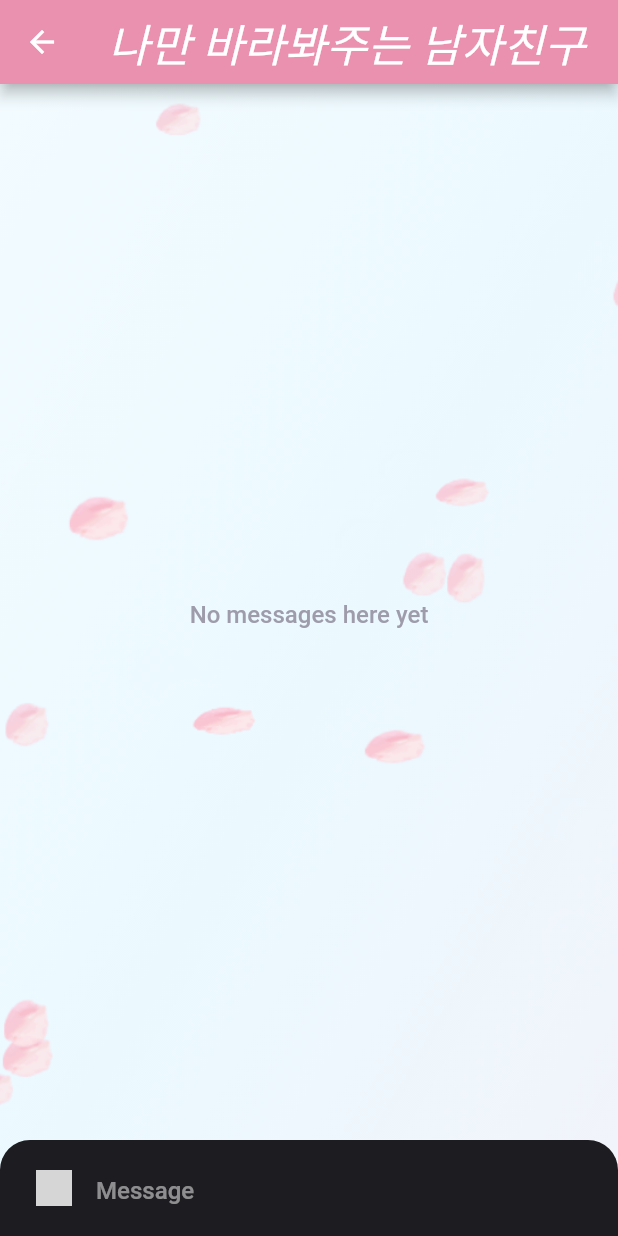
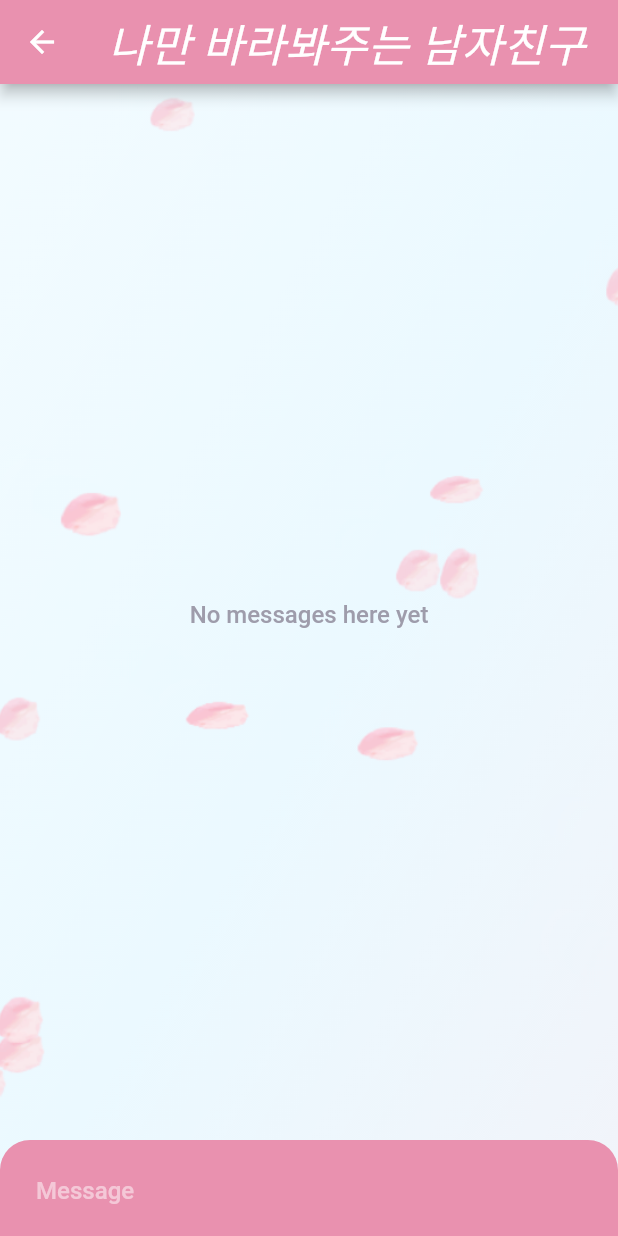
Before and after one commit to goldsergeant/girlfriend_gpt-by-flutter, a Flutter app: the screen it shows once a user with an empty profile is signed in, after a tap on "나만 바라봐주는 남자친구", on a phone screen of 412 x 824 dp. Run offline on Flutter 3.47's test engine with Material 2 defaults, Android fonts, the light colour scheme and no system bars; our stand-ins replace cloud_firestore, email_validator, file_picker, firebase_auth, firebase_core, flutter_chat_types and 7 more; missing offline and left inert: dart_openai; accounts and stored records are empty; grey boxes are pictures that could not be loaded.

Commit message:
feat: UI of boyfriend_page and boyfriend_chat_page

```diff
--- a/lib/main.dart
+++ b/lib/main.dart
@@ -1,13 +1,15 @@
 import 'package:flutter/material.dart';
 import 'package:firebase_core/firebase_core.dart';
-import 'package:girlfriend_gpt/firebase_service.dart';
+import 'package:girlfriend_gpt/services/firebase_service.dart';
 import 'package:girlfriend_gpt/page/landing.dart';
-import 'package:girlfriend_gpt/secure_storage_service.dart';
+import 'package:girlfriend_gpt/services/secure_storage_service.dart';
+import 'env/env.dart';
 import 'firebase_options.dart';
-import 'package:firebase_auth/firebase_auth.dart';
+import 'package:dart_openai/dart_openai.dart';
 
 final navigatorKey = GlobalKey<NavigatorState>();
 Future<void> main() async {
+  OpenAI.apiKey = Env.apiKey;
   WidgetsFlutterBinding.ensureInitialized();
   // await Firebase.initializeApp();
   await Firebase.initializeApp(
@@ -38,6 +40,7 @@
         colorScheme: ColorScheme.fromSwatch().copyWith(
           primary: mainColor,
         ),
+        primaryColor: mainColor,
         scaffoldBackgroundColor: Colors.transparent,
         textTheme: TextTheme(
           // displayLarge: TextStyle(fontSize: 72, fontWeight: FontWeight.bold),
@@ -46,7 +49,7 @@
         ),
       ),
       home: const LandingPage(),
-      debugShowCheckedModeBanner: true,
+      debugShowCheckedModeBanner: false,
     );
   }
 }
--- a/lib/model/chat_gpt/response/gpt_response.dart
+++ b/lib/model/chat_gpt/response/gpt_response.dart
@@ -1,3 +1,7 @@
+import 'package:girlfriend_gpt/model/chat_gpt/response/usage.dart';
+
+import 'choices.dart';
+
 class GptResponse {
   String? id;
   String? object;
--- a/lib/page/botfriend_chat.dart
+++ /dev/null
@@ -1,227 +0,0 @@
-import 'package:flutter/material.dart';
-import 'package:flutter_chat_types/flutter_chat_types.dart' as types;
-import 'package:flutter_chat_ui/flutter_chat_ui.dart';
-
-import '../firebase_service.dart';
-
-class BoyfriendChatPage extends StatefulWidget {
-  String title;
-  BoyfriendChatPage({super.key, required this.title});
-
-  @override
-  State<BoyfriendChatPage> createState() => _BoyfriendChatPageState();
-}
-
-class _BoyfriendChatPageState extends State<BoyfriendChatPage> {
-  List<types.Message> _messages = [];
-  final _user = const types.User(
-    id: '82091008-a484-4a89-ae75-a22bf8d6f3ac',
-  );
-
-  @override
-  void initState() {
-    super.initState();
-    // _loadMessages();
-  }
-
-  void _addMessage(types.Message message) {
-    setState(() {
-      _messages.insert(0, message);
-    });
-  }
-
-  void _handleAttachmentPressed() {
-    showModalBottomSheet<void>(
-      context: context,
-      builder: (BuildContext context) => SafeArea(
-        child: SizedBox(
-          height: 144,
-          child: Column(
-            crossAxisAlignment: CrossAxisAlignment.stretch,
-            children: <Widget>[
-              TextButton(
-                onPressed: () {
-                  Navigator.pop(context);
-                  // _handleImageSelection();
-                },
-                child: const Align(
-                  alignment: AlignmentDirectional.centerStart,
-                  child: Text('Photo'),
-                ),
-              ),
-              TextButton(
-                onPressed: () {
-                  Navigator.pop(context);
-                  // _handleFileSelection();
-                },
-                child: const Align(
-                  alignment: AlignmentDirectional.centerStart,
-                  child: Text('File'),
-                ),
-              ),
-              TextButton(
-                onPressed: () => Navigator.pop(context),
-                child: const Align(
-                  alignment: AlignmentDirectional.centerStart,
-                  child: Text('Cancel'),
-                ),
-              ),
-            ],
-          ),
-        ),
-      ),
-    );
-  }
-
-  // void _handleFileSelection() async {
-  //   final result = await FilePicker.platform.pickFiles(
-  //     type: FileType.any,
-  //   );
-
-  //   if (result != null && result.files.single.path != null) {
-  //     final message = types.FileMessage(
-  //       author: _user,
-  //       createdAt: DateTime.now().millisecondsSinceEpoch,
-  //       id: const Uuid().v4(),
-  //       mimeType: lookupMimeType(result.files.single.path!),
-  //       name: result.files.single.name,
-  //       size: result.files.single.size,
-  //       uri: result.files.single.path!,
-  //     );
-
-  //     _addMessage(message);
-  //   }
-  // }
-
-  // void _handleImageSelection() async {
-  //   final result = await ImagePicker().pickImage(
-  //     imageQuality: 70,
-  //     maxWidth: 1440,
-  //     source: ImageSource.gallery,
-  //   );
-
-  //   if (result != null) {
-  //     final bytes = await result.readAsBytes();
-  //     final image = await decodeImageFromList(bytes);
-
-  //     final message = types.ImageMessage(
-  //       author: _user,
-  //       createdAt: DateTime.now().millisecondsSinceEpoch,
-  //       height: image.height.toDouble(),
-  //       id: const Uuid().v4(),
-  //       name: result.name,
-  //       size: bytes.length,
-  //       uri: result.path,
-  //       width: image.width.toDouble(),
-  //     );
-
-  //     _addMessage(message);
-  //   }
-  // }
-
-  // void _handleMessageTap(BuildContext _, types.Message message) async {
-  //   if (message is types.FileMessage) {
-  //     var localPath = message.uri;
-
-  //     if (message.uri.startsWith('http')) {
-  //       try {
-  //         final index =
-  //             _messages.indexWhere((element) => element.id == message.id);
-  //         final updatedMessage =
-  //             (_messages[index] as types.FileMessage).copyWith(
-  //           isLoading: true,
-  //         );
-
-  //         setState(() {
-  //           _messages[index] = updatedMessage;
-  //         });
-
-  //         final client = http.Client();
-  //         final request = await client.get(Uri.parse(message.uri));
-  //         final bytes = request.bodyBytes;
-  //         final documentsDir = (await getApplicationDocumentsDirectory()).path;
-  //         localPath = '$documentsDir/${message.name}';
-
-  //         if (!File(localPath).existsSync()) {
-  //           final file = File(localPath);
-  //           await file.writeAsBytes(bytes);
-  //         }
-  //       } finally {
-  //         final index =
-  //             _messages.indexWhere((element) => element.id == message.id);
-  //         final updatedMessage =
-  //             (_messages[index] as types.FileMessage).copyWith(
-  //           isLoading: null,
-  //         );
-
-  //         setState(() {
-  //           _messages[index] = updatedMessage;
-  //         });
-  //       }
-  //     }
-
-  //     await OpenFilex.open(localPath);
-  //   }
-  // }
-
-  void _handlePreviewDataFetched(
-    types.TextMessage message,
-    types.PreviewData previewData,
-  ) {
-    final index = _messages.indexWhere((element) => element.id == message.id);
-    final updatedMessage = (_messages[index] as types.TextMessage).copyWith(
-      previewData: previewData,
-    );
-
-    setState(() {
-      _messages[index] = updatedMessage;
-    });
-  }
-
-  void _handleSendPressed(types.PartialText message) {
-    final textMessage = types.TextMessage(
-      author: _user,
-      createdAt: DateTime.now().millisecondsSinceEpoch,
-      id: FirebaseService.getUser()!.uid,
-      text: message.text,
-    );
-
-    _addMessage(textMessage);
-  }
-
-  // void _loadMessages() async {
-  //   final response = await rootBundle.loadString('assets/messages.json');
-  //   final messages = (jsonDecode(response) as List)
-  //       .map((e) => types.Message.fromJson(e as Map<String, dynamic>))
-  //       .toList();
-
-  //   setState(() {
-  //     _messages = messages;
-  //   });
-  // }
-
-  @override
-  Widget build(BuildContext context) => Container(
-      decoration: BoxDecoration(
-          image: DecorationImage(
-        fit: BoxFit.cover,
-        image: AssetImage("assets/images/cherryblossom.gif"),
-      )),
-      child: Scaffold(
-        appBar: AppBar(
-          title: Text(widget.title),
-          centerTitle: true,
-        ),
-        body: Chat(
-          theme: DefaultChatTheme(backgroundColor: Colors.transparent),
-          messages: _messages,
-          onAttachmentPressed: _handleAttachmentPressed,
-          // onMessageTap: _handleMessageTap,
-          onPreviewDataFetched: _handlePreviewDataFetched,
-          onSendPressed: _handleSendPressed,
-          showUserAvatars: true,
-          showUserNames: true,
-          user: _user,
-        ),
-      ));
-}
--- a/lib/page/home.dart
+++ b/lib/page/home.dart
@@ -1,9 +1,9 @@
 import 'package:flutter/material.dart';
 import 'package:flutter/widgets.dart';
-import 'package:girlfriend_gpt/firebase_service.dart';
-import 'package:girlfriend_gpt/firestore_service.dart';
+import 'package:girlfriend_gpt/services/firebase_service.dart';
+import 'package:girlfriend_gpt/services/firestore_service.dart';
 import 'package:girlfriend_gpt/main.dart';
-import 'package:girlfriend_gpt/page/botfriend_chat.dart';
+import 'package:girlfriend_gpt/page/boyfriend_chat.dart';
 
 import '../model/user.dart';
 
@@ -19,10 +19,8 @@
     String title = '나만 바라봐주는 남자친구';
     return FittedBox(
         child: InkWell(
-      onTap: () => Navigator.push(
-          navigatorKey.currentState!.context,
-          MaterialPageRoute(
-              builder: (context) => BoyfriendChatPage(title: title))),
+      onTap: () => Navigator.push(navigatorKey.currentState!.context,
+          MaterialPageRoute(builder: (context) => BoyfriendChatPage())),
       child: Column(children: [
         Image.asset(
           BOYFRIEND_IMAGE_PATH,
--- a/lib/page/landing.dart
+++ b/lib/page/landing.dart
@@ -3,7 +3,7 @@
 import 'package:flutter/material.dart';
 import 'package:flutter/widgets.dart';
 import 'package:flutter_secure_storage/flutter_secure_storage.dart';
-import 'package:girlfriend_gpt/firebase_service.dart';
+import 'package:girlfriend_gpt/services/firebase_service.dart';
 import 'package:girlfriend_gpt/page/home.dart';
 
 import 'login.dart';
--- a/lib/page/login.dart
+++ b/lib/page/login.dart
@@ -4,11 +4,11 @@
 import 'package:flutter_svg/svg.dart';
 import 'package:girlfriend_gpt/page/landing.dart';
 import 'package:girlfriend_gpt/page/signup.dart';
-import 'package:girlfriend_gpt/secure_storage_service.dart';
+import 'package:girlfriend_gpt/services/secure_storage_service.dart';
 import 'package:google_sign_in/google_sign_in.dart';
 import 'package:logger/logger.dart';
 
-import '../firebase_service.dart';
+import '../services/firebase_service.dart';
 
 class LoginPage extends StatefulWidget {
   @override
--- a/lib/page/signup.dart
+++ b/lib/page/signup.dart
@@ -1,10 +1,10 @@
 import 'package:email_validator/email_validator.dart';
 import 'package:flutter/material.dart';
 import 'package:flutter_svg/svg.dart';
-import 'package:girlfriend_gpt/secure_storage_service.dart';
+import 'package:girlfriend_gpt/services/secure_storage_service.dart';
 import 'package:logger/logger.dart';
 
-import '../firebase_service.dart';
+import '../services/firebase_service.dart';
 import 'landing.dart';
 
 class SignUpPage extends StatefulWidget {
--- a/lib/firestore_service.dart
+++ b/lib/services/firestore_service.dart
@@ -1,5 +1,5 @@
 import 'package:cloud_firestore/cloud_firestore.dart';
-import 'package:girlfriend_gpt/firebase_service.dart';
+import 'package:girlfriend_gpt/services/firebase_service.dart';
 import 'package:girlfriend_gpt/model/user.dart';
 
 class FireStoreService {
```
Also changed, not shown: lib/page/boyfriend_chat.dart (added, +241 -0 lines), lib/services/openai_service.dart (added, +22 -0 lines), pubspec.yaml (+8 -0 lines), lib/services/firebase_service.dart (renamed from lib/firebase_service.dart), lib/services/secure_storage_service.dart (renamed from lib/secure_storage_service.dart), pubspec.lock, 6 other files.
